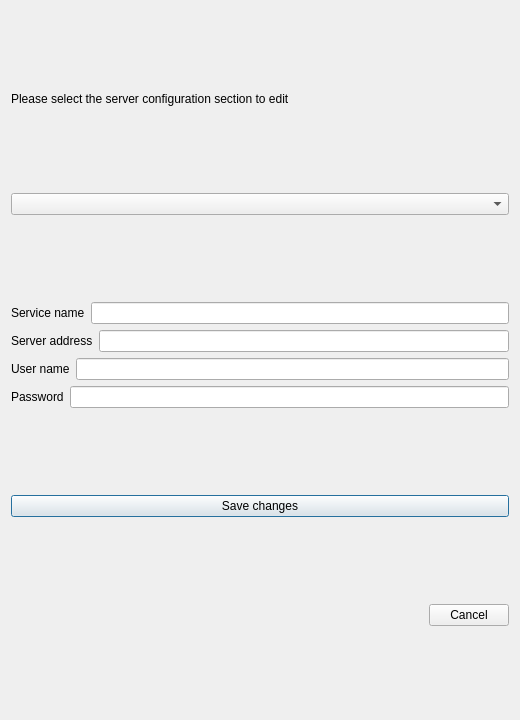
Qt form mapbender_plugin/dialogs/ui/edit_server_section_dialog.ui (WhereGroup/QGIS2Mapbender) before a commit.
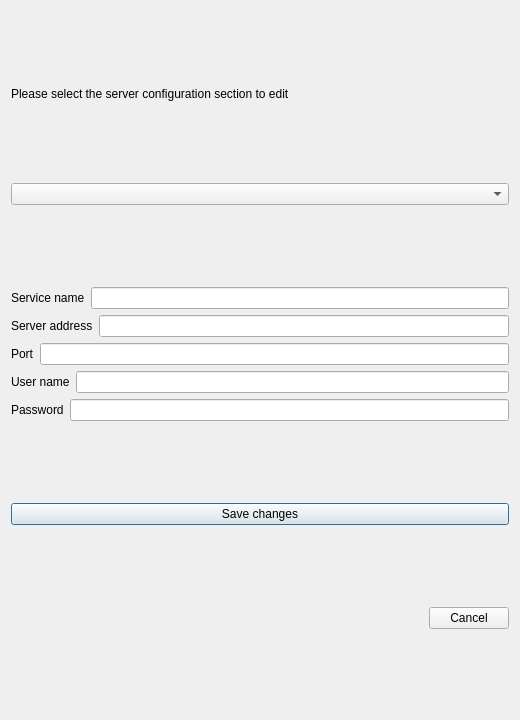
The same form after that commit.

Commit message: clean code, add port to server config (incl. dialogs), add test for mapbender console

Patch:
```diff
--- a/mapbender_plugin/dialogs/ui/edit_server_section_dialog.ui
+++ b/mapbender_plugin/dialogs/ui/edit_server_section_dialog.ui
@@ -60,6 +60,20 @@
        </item>
       </layout>
      </item>
+     <item>
+      <layout class="QHBoxLayout" name="horizontalLayout_2">
+       <item>
+        <widget class="QLabel" name="editPortLabel">
+         <property name="text">
+          <string>Port</string>
+         </property>
+        </widget>
+       </item>
+       <item>
+        <widget class="QLineEdit" name="editPortLineEdit"/>
+       </item>
+      </layout>
+     </item>
      <item>
       <layout class="QHBoxLayout" name="horizontalLayout">
        <item>
```
The commit also changes 6 other files.
